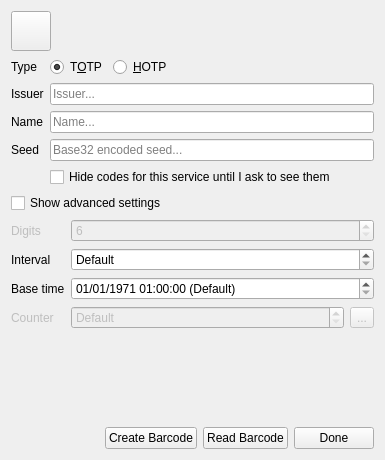
First picture: the form in ui/otpeditor.ui, repository darrenedale/Qonvince, before the edit.
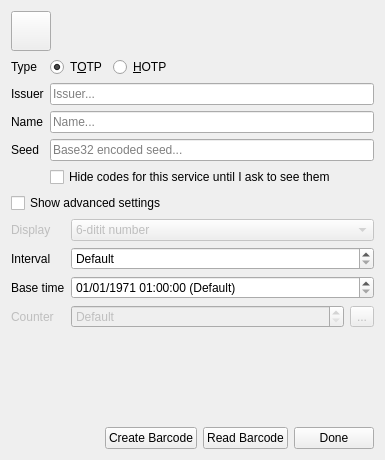
Second picture: the form after the edit. Icons and pictures are not drawn.

Commit message: Begin porting UI to use display plugins.

Diff of the .ui file:
```diff
--- a/ui/otpeditor.ui
+++ b/ui/otpeditor.ui
@@ -224,23 +224,7 @@
          <bool>false</bool>
         </property>
         <property name="text">
-         <string>Digits</string>
-        </property>
-       </widget>
-      </item>
-      <item row="0" column="1">
-       <widget class="QSpinBox" name="digitsSpin">
-        <property name="enabled">
-         <bool>false</bool>
-        </property>
-        <property name="toolTip">
-         <string>&lt;html&gt;&lt;head/&gt;&lt;body&gt;&lt;p&gt;The number of digits to use for generated codes. This can be 6, 7 or 8.&lt;/p&gt;&lt;p&gt;&lt;span style=&quot; font-style:italic;&quot;&gt;If you change the number of digits to a value that is not the same as the one the issuer has, the generated codes will be incorrect.&lt;/span&gt;&lt;/p&gt;&lt;/body&gt;&lt;/html&gt;</string>
-        </property>
-        <property name="minimum">
-         <number>6</number>
-        </property>
-        <property name="maximum">
-         <number>8</number>
+         <string>Display</string>
         </property>
        </widget>
       </item>
@@ -372,6 +356,23 @@
         </item>
        </layout>
       </item>
+      <item row="0" column="1">
+       <widget class="QComboBox" name="displayPlugin">
+        <property name="enabled">
+         <bool>false</bool>
+        </property>
+        <item>
+         <property name="text">
+          <string>6-ditit number</string>
+         </property>
+        </item>
+        <item>
+         <property name="text">
+          <string>8-digit number</string>
+         </property>
+        </item>
+       </widget>
+      </item>
      </layout>
     </widget>
    </item>
```
Left out of the diff: 1 changed line with no effect on the pictures.
